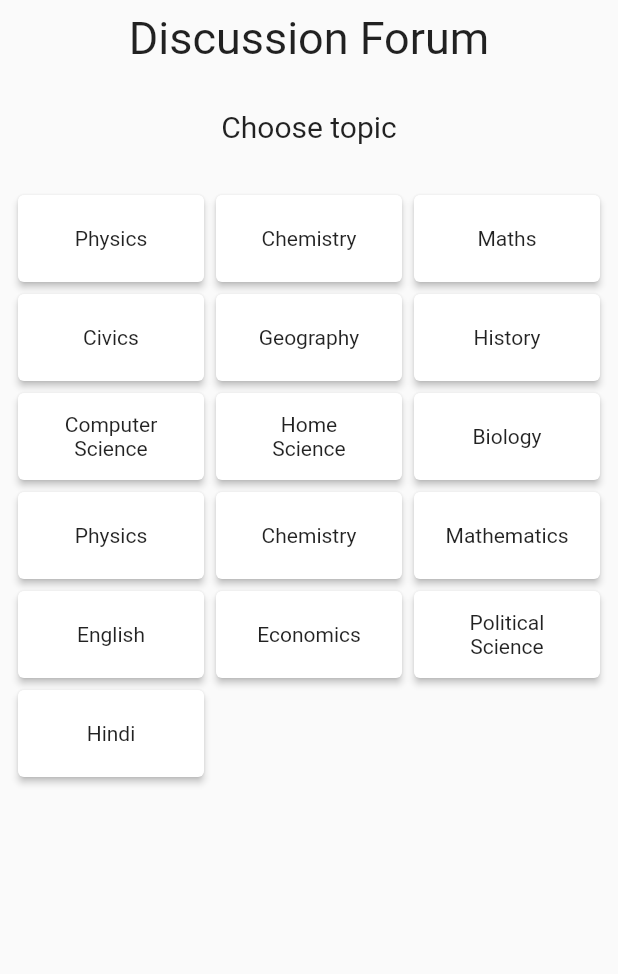
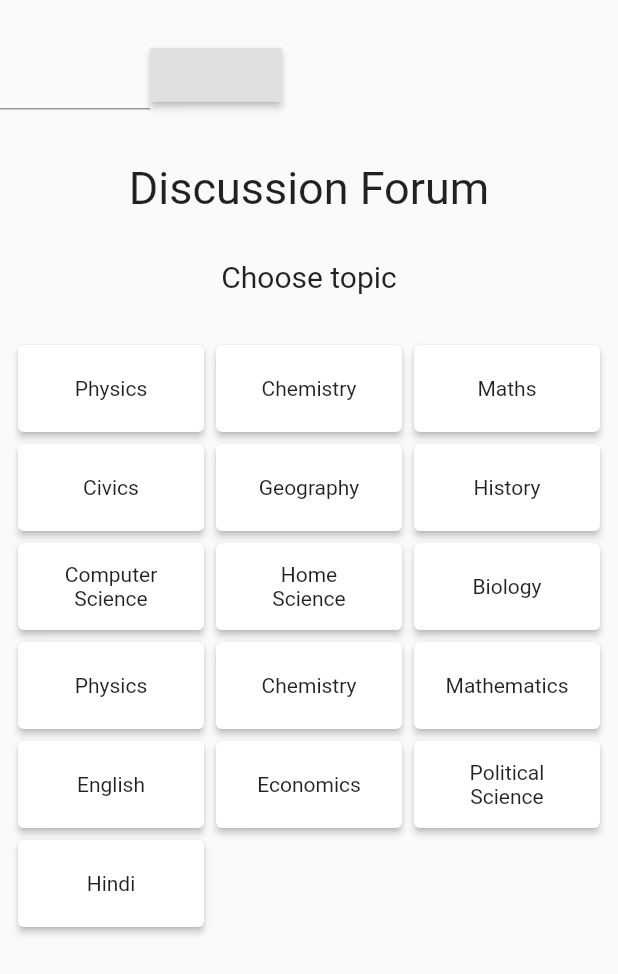
Before and after one commit to chetan-cv/Learn-in-one, a Flutter app: the DiscussionForum screen opened directly, on a phone screen of 412 x 824 dp. Shown: the top 974 px of the screen. Run offline on Flutter 3.47's test engine with Material 2 defaults, Android fonts, the phone set to English and light mode, and no system bars; our stand-ins replace cached_network_image, flutter_secure_storage, google_sign_in, googleapis_auth, sqflite; missing offline and left inert: googleapis, oauth2; accounts and stored records are empty; network calls fail.

Commit message:
adding search in discussion forum

```diff
--- a/lib/DiscussionForum/discussionForum.dart
+++ b/lib/DiscussionForum/discussionForum.dart
@@ -1,5 +1,7 @@
 import 'package:flutter/cupertino.dart';
 import 'package:flutter/material.dart';
+import 'package:learninone/DiscussionForum/classroomModel.dart';
+import 'package:learninone/DiscussionForum/discussionForumBackend.dart';
 import 'DiscussionRoom.dart';
 
 class DiscussionForum extends StatefulWidget {
@@ -11,6 +13,7 @@ class DiscussionForum extends StatefulWidget {
 }
 
 class DiscussionForumState extends State<DiscussionForum> {
+  String searchedString = '';
   List<String> tags = [
     "Physics",
     "Chemistry",
@@ -35,29 +38,62 @@ class DiscussionForumState extends State<DiscussionForum> {
     // TODO: implement build
     return SafeArea(
       child: Scaffold(
-        body: Padding(
+        body: Column(
+          children: [
+            Container(
+              height: 100,
+              width: MediaQuery.of(context).size.width,
+              child: Row(
+                children: [
+                  Container(width: 100.0, height: 50.0,child: TextFormField()),
+                  RaisedButton(onPressed: () => null)
+                ],
+              ),
+            ),
+            FutureBuilder<List<DiscussionModel>>(
+                future: gettingSearchedDiscussion(searchedString),
+                builder: (context, snapshot) {
+                  return Padding(
                     padding: const EdgeInsets.all(8.0),
                     child: Container(
                       height: MediaQuery.of(context).size.height,
                       child: Column(
                         children: <Widget>[
                           Container(
-                  child: Text('Discussion Forum', style: TextStyle(fontSize: 30.0),),
+                            child: Text(
+                              'Discussion Forum',
+                              style: TextStyle(fontSize: 30.0),
                             ),
-                Container(height: 30.0,),
+                          ),
                           Container(
-                  child: Text('Choose topic', style: TextStyle(fontSize: 20.0),),
+                            height: 30.0,
                           ),
-                Container(height: 30.0,),
-                Expanded(
+                          Container(
+                            child: Text(
+                              'Choose topic',
+                              style: TextStyle(fontSize: 20.0),
+                            ),
+                          ),
+                          Container(
+                            height: 30.0,
+                          ),
+                          searchedString == ''
+                              ? Expanded(
                                   child: Container(
                                     child: GridView.builder(
                                       itemCount: tags.length,
-                      gridDelegate: SliverGridDelegateWithFixedCrossAxisCount(
-                          crossAxisCount: 3, childAspectRatio: 2.0),
+                                      gridDelegate:
+                                          SliverGridDelegateWithFixedCrossAxisCount(
+                                              crossAxisCount: 3,
+                                              childAspectRatio: 2.0),
                                       itemBuilder: (context, index) {
                                         return GestureDetector(
-                          onTap: () => Navigator.push(context, MaterialPageRoute(builder: (context) => DiscussionRoom(tag: tags[index]))),
+                                          onTap: () => Navigator.push(
+                                              context,
+                                              MaterialPageRoute(
+                                                  builder: (context) =>
+                                                      DiscussionRoom(
+                                                          tag: tags[index]))),
                                           child: GridTile(
                                               child: Card(
                                                   elevation: 2.0,
@@ -70,10 +106,20 @@ class DiscussionForumState extends State<DiscussionForum> {
                                       },
                                     ),
                                   ),
+                                )
+                              : Expanded(
+                                  child: ListView.builder(
+                                      itemCount: snapshot.data.length,
+                                      itemBuilder: (context, index) {
+                                        return Card(child: ListTile());
+                                      }),
                                 ),
                         ],
                       ),
                     ),
+                  );
+                }),
+          ],
         ),
       ),
     );
--- a/lib/learnInDatabase.dart
+++ b/lib/learnInDatabase.dart
@@ -3,7 +3,7 @@ import 'package:path_provider/path_provider.dart';
 import 'dart:io';
 import 'package:path/path.dart';
 import 'dart:async';
-import 'Classroom/classroomModel.dart';
+import 'DiscussionForum/classroomModel.dart';
 
 class DiscussionForumStorage {
 //  Singleton DatabaseHelper
```
Also changed, not shown: lib/DiscussionForum/DiscussionRoom.dart (+15 -11 lines), lib/DiscussionForum/discussionForumBackend.dart (+26 -4 lines), lib/DiscussionForum/classroomModel.dart (renamed from lib/Classroom/classroomModel.dart). Lines whose indentation alone changed are shown as unchanged.
